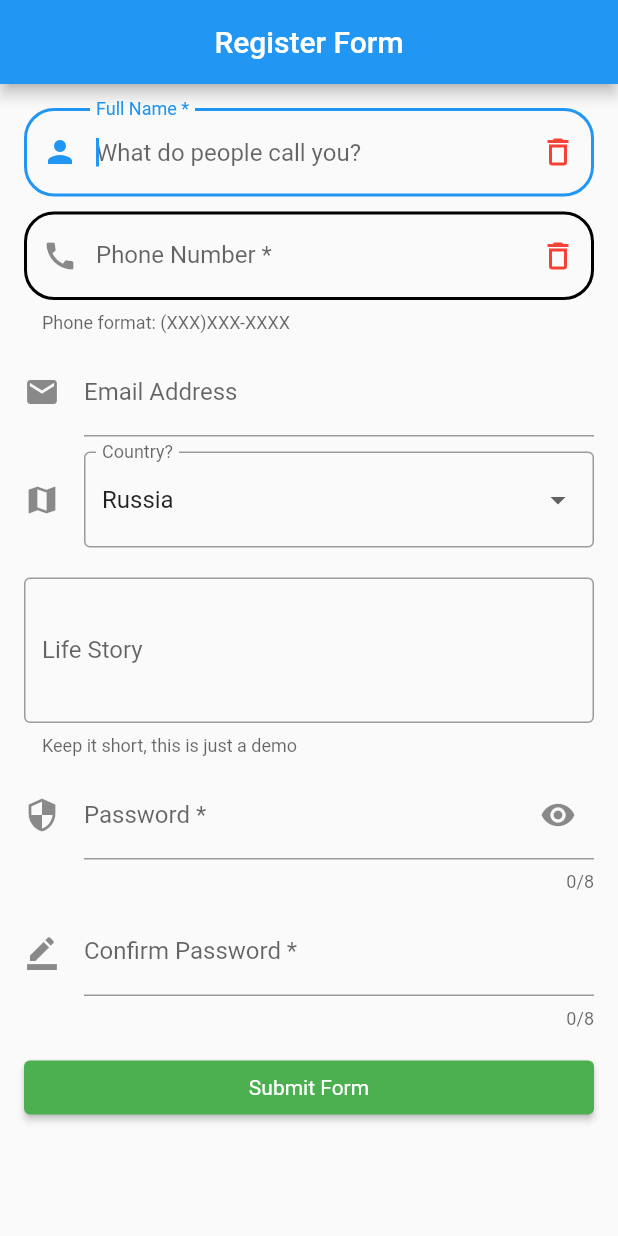
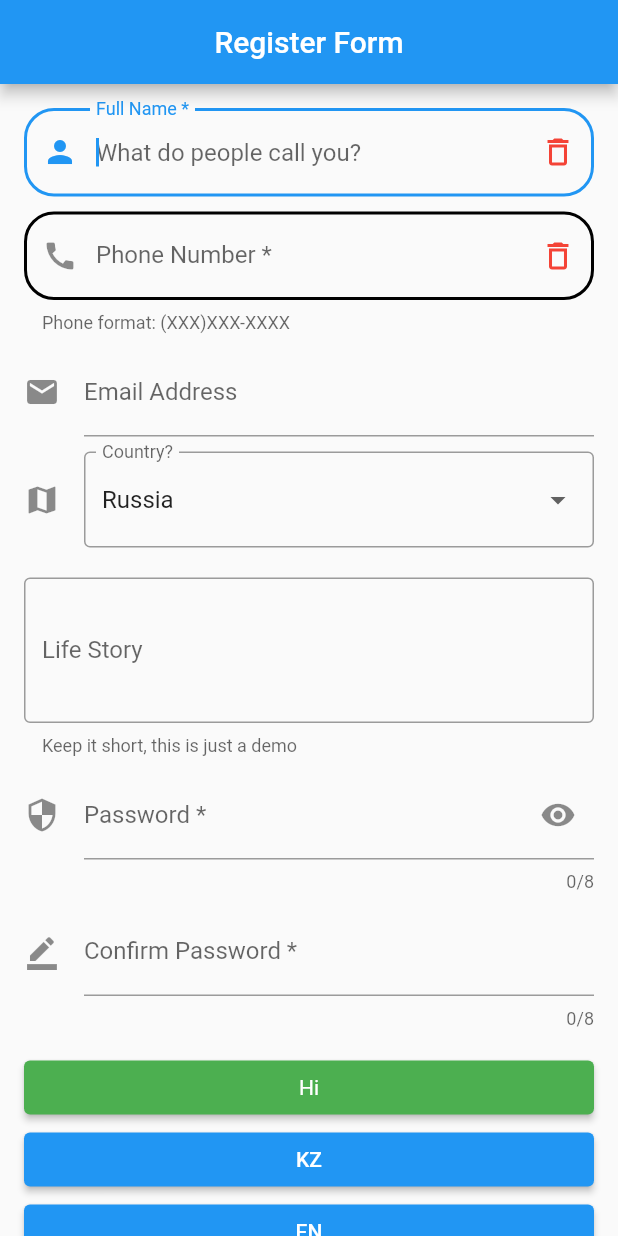
Before and after one commit to grstylish/form_app, a Flutter app: the screen it shows after launch, on a phone screen of 412 x 824 dp. Run offline on Flutter 3.47's test engine with Material 2 defaults, Android fonts, the phone set to English and light mode, and no system bars; our stand-ins replace easy_localization.

```diff
--- /dev/null
+++ b/form_app/assets/translations/en.json
@@ -0,0 +1,3 @@
+{
+    "hello": "Hi"
+}
--- /dev/null
+++ b/form_app/assets/translations/kk.json
@@ -0,0 +1,3 @@
+{
+    "hello": "Салем"
+}
--- a/form_app/lib/pages/register_form_page.dart
+++ b/form_app/lib/pages/register_form_page.dart
@@ -1,7 +1,9 @@
 import 'dart:developer';
 
+import 'package:easy_localization/easy_localization.dart';
 import 'package:flutter/material.dart';
 import 'package:flutter/services.dart';
+import 'package:form_app/translations/locale_keys.g.dart';
 
 import '../model/user.dart';
 import 'user_info_page.dart';
@@ -232,7 +234,21 @@ class _RegisterFormPageState extends State<RegisterFormPage> {
                 backgroundColor: Colors.green,
                 textStyle: const TextStyle(color: Colors.white),
               ),
-              child: const Text('Submit Form'),
+              child: Text(LocaleKeys.hello.tr()),
+              //color: Colors.green,
+            ),
+            ElevatedButton(
+              onPressed: ()async{
+                await context.setLocale(Locale('kk'));
+              },
+              child: const Text('KZ'),
+              //color: Colors.green,
+            ),
+            ElevatedButton(
+              onPressed: ()async{
+                await context.setLocale(Locale('en'));
+              },
+              child: const Text('EN'),
               //color: Colors.green,
             ),
           ],
--- a/form_app/pubspec.yaml
+++ b/form_app/pubspec.yaml
@@ -36,6 +36,7 @@ dependencies:
   # The following adds the Cupertino Icons font to your application.
   # Use with the CupertinoIcons class for iOS style icons.
   cupertino_icons: ^1.0.2
+  easy_localization: ^3.0.1
 
 dev_dependencies:
   flutter_test:
@@ -60,9 +61,8 @@ flutter:
   uses-material-design: true
 
   # To add assets to your application, add an assets section, like this:
-  # assets:
-  #   - images/a_dot_burr.jpeg
-  #   - images/a_dot_ham.jpeg
+  assets:
+    - assets/translations/
 
   # An image asset can refer to one or more resolution-specific "variants", see
   # https://flutter.dev/assets-and-images/#resolution-aware
```
Also changed, not shown: form_app/lib/main.dart (+14 -2 lines), form_app/lib/translations/codegen_loader.g.dart (added), form_app/lib/translations/locale_keys.g.dart (added), form_app/pubspec.lock, 11 other files.
